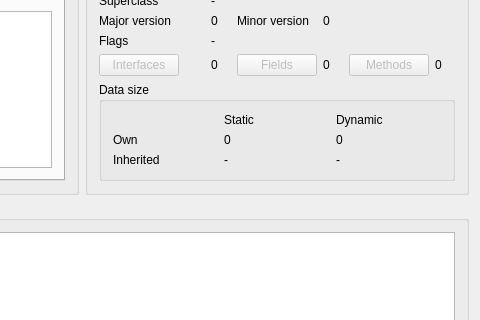
Qt form MainWindow.ui (adjustive/ucjvm-manager) before a commit; both pictures show x 316 to 796 and y 177 to 497 of the 796 by 608 pixel window.
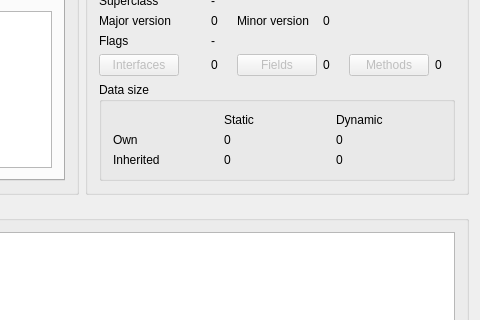
The same form after that commit.

What changed in the file:
```diff
--- a/MainWindow.ui
+++ b/MainWindow.ui
@@ -225,14 +225,14 @@
             <item row="3" column="2">
              <widget class="QLabel" name="label_17">
               <property name="text">
-               <string>-</string>
+               <string>0</string>
               </property>
              </widget>
             </item>
             <item row="3" column="1">
              <widget class="QLabel" name="label_16">
               <property name="text">
-               <string>-</string>
+               <string>0</string>
               </property>
              </widget>
             </item>
```
Left out of the diff: 7 changed lines with no effect on the pictures.
